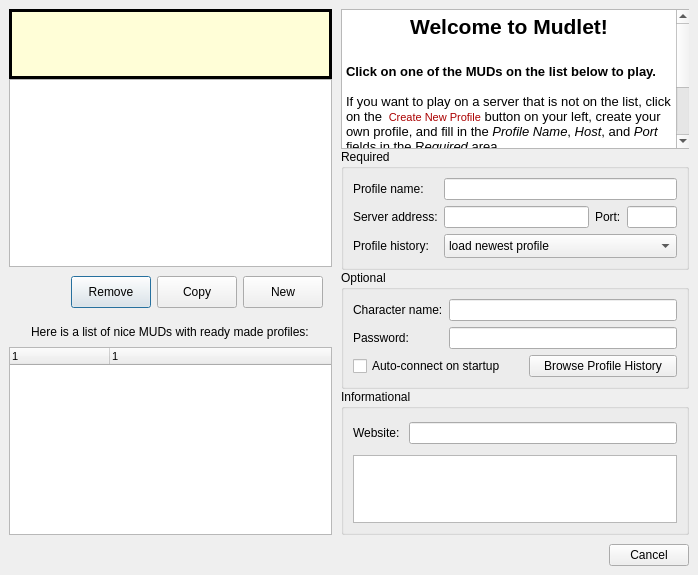
This is src/ui/connection_profiles.ui in Mudlet/Mudlet as Qt 5 draws it before an edit. The edited form follows.
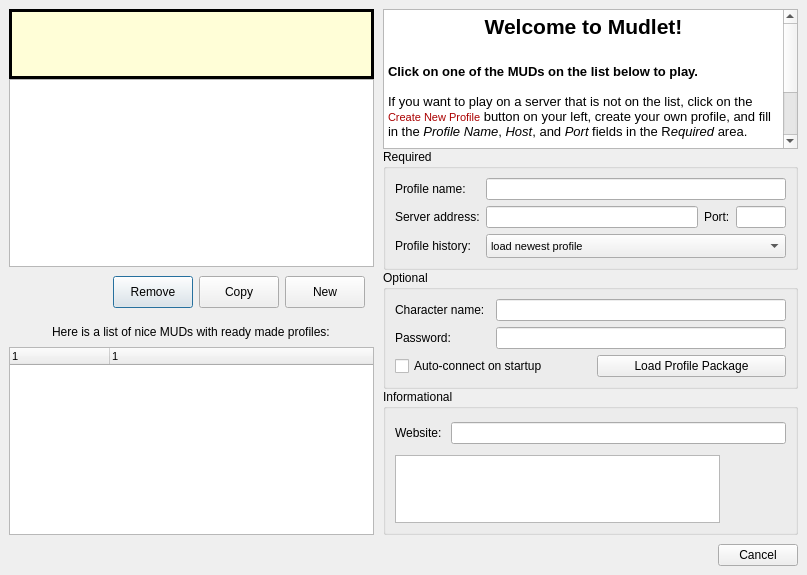
This is the edited form. Icons and pictures are not drawn.

Commit message: major features: user custom gui toolkit | profile history loading

Patch:
```diff
--- a/src/ui/connection_profiles.ui
+++ b/src/ui/connection_profiles.ui
@@ -1,11 +1,11 @@
 <ui version="4.0" >
  <class>profile_dialog</class>
- <widget class="QDialog" name="profile_dialog" >
-  <property name="geometry" >
+ <widget class="QDialog" name="profile_dialog">
+  <property name="geometry">
    <rect>
     <x>0</x>
     <y>0</y>
-    <width>698</width>
+    <width>807</width>
     <height>575</height>
    </rect>
   </property>
@@ -2332,22 +2332,22 @@
              <height>16777215</height>
             </size>
            </property>
-           <property name="html" >
-            <string>&lt;!DOCTYPE HTML PUBLIC "-//W3C//DTD HTML 4.0//EN" "http://www.w3.org/TR/REC-html40/strict.dtd">
-&lt;html>&lt;head>&lt;meta name="qrichtext" content="1" />&lt;style type="text/css">
+           <property name="html">
+            <string>&lt;!DOCTYPE HTML PUBLIC &quot;-//W3C//DTD HTML 4.0//EN&quot; &quot;http://www.w3.org/TR/REC-html40/strict.dtd&quot;&gt;
+&lt;html&gt;&lt;head&gt;&lt;meta name=&quot;qrichtext&quot; content=&quot;1&quot; /&gt;&lt;style type=&quot;text/css&quot;&gt;
 p, li { white-space: pre-wrap; }
-&lt;/style>&lt;/head>&lt;body style=" font-family:'DejaVu Sans'; font-size:9pt; font-weight:400; font-style:normal;">
-&lt;p align="center" style=" margin-top:0px; margin-bottom:0px; margin-left:0px; margin-right:0px; -qt-block-indent:0; text-indent:0px; font-family:'Sans'; font-size:8pt;">&lt;span style=" font-size:16pt; font-weight:600;">Welcome to Mudlet!&lt;/span>&lt;/p>
-&lt;p style="-qt-paragraph-type:empty; margin-top:0px; margin-bottom:0px; margin-left:0px; margin-right:0px; -qt-block-indent:0; text-indent:0px; font-family:'Sans'; font-size:16pt;">&lt;/p>
-&lt;p style=" margin-top:0px; margin-bottom:0px; margin-left:0px; margin-right:0px; -qt-block-indent:0; text-indent:0px; font-family:'Sans'; font-size:10pt;">&lt;span style=" font-weight:600;">Click on one of the MUDs on the list below to play.&lt;/span>&lt;/p>
-&lt;p align="center" style="-qt-paragraph-type:empty; margin-top:0px; margin-bottom:0px; margin-left:0px; margin-right:0px; -qt-block-indent:0; text-indent:0px; font-family:'Sans'; font-size:10pt;">&lt;/p>
-&lt;p style=" margin-top:0px; margin-bottom:0px; margin-left:0px; margin-right:0px; -qt-block-indent:0; text-indent:0px; font-family:'Sans'; font-size:10pt;">If you want to play on a server that is not on the list, click on the &lt;img src=":/icons/icons/list-add_small.png" />&lt;span style=" font-size:8pt; color:#aa0000;"> Create New Profile&lt;/span> button on your left, create your own profile, and fill in the &lt;span style=" font-style:italic;">Profile Name&lt;/span>, &lt;span style=" font-style:italic;">Host&lt;/span>, and &lt;span style=" font-style:italic;">Port&lt;/span> fields in the R&lt;span style=" font-style:italic;">equired &lt;/span>area. &lt;/p>
-&lt;p style="-qt-paragraph-type:empty; margin-top:0px; margin-bottom:0px; margin-left:0px; margin-right:0px; -qt-block-indent:0; text-indent:0px; font-family:'Sans'; font-size:10pt;">&lt;/p>
-&lt;p style=" margin-top:0px; margin-bottom:0px; margin-left:0px; margin-right:0px; -qt-block-indent:0; text-indent:0px; font-family:'Sans'; font-size:10pt;">&lt;span style=" font-weight:600;">After that, click Connect to play.&lt;/span>&lt;/p>
-&lt;p style="-qt-paragraph-type:empty; margin-top:0px; margin-bottom:0px; margin-left:0px; margin-right:0px; -qt-block-indent:0; text-indent:0px; font-family:'Sans'; font-size:10pt; font-weight:600;">&lt;/p>
-&lt;p style=" margin-top:0px; margin-bottom:0px; margin-left:0px; margin-right:0px; -qt-block-indent:0; text-indent:0px; font-family:'Sans'; font-size:10pt; font-weight:600;">&lt;span style=" font-weight:400;">Have fun!&lt;/span>&lt;/p>
-&lt;p style="-qt-paragraph-type:empty; margin-top:0px; margin-bottom:0px; margin-left:0px; margin-right:0px; -qt-block-indent:0; text-indent:0px; font-family:'Sans'; font-size:10pt; font-weight:600;">&lt;/p>
-&lt;p align="right" style=" margin-top:0px; margin-bottom:0px; margin-left:0px; margin-right:0px; -qt-block-indent:0; text-indent:0px; font-family:'Sans'; font-size:10pt; font-weight:600;">- The Mudlet Team&lt;/p>&lt;/body>&lt;/html></string>
+&lt;/style&gt;&lt;/head&gt;&lt;body style=&quot; font-family:'Sans Serif'; font-size:9pt; font-weight:400; font-style:normal;&quot;&gt;
+&lt;p align=&quot;center&quot; style=&quot; margin-top:0px; margin-bottom:0px; margin-left:0px; margin-right:0px; -qt-block-indent:0; text-indent:0px;&quot;&gt;&lt;span style=&quot; font-family:'Sans'; font-size:16pt; font-weight:600;&quot;&gt;Welcome to Mudlet!&lt;/span&gt;&lt;/p&gt;
+&lt;p style=&quot;-qt-paragraph-type:empty; margin-top:0px; margin-bottom:0px; margin-left:0px; margin-right:0px; -qt-block-indent:0; text-indent:0px; font-family:'Sans'; font-size:16pt;&quot;&gt;&lt;/p&gt;
+&lt;p style=&quot; margin-top:0px; margin-bottom:0px; margin-left:0px; margin-right:0px; -qt-block-indent:0; text-indent:0px;&quot;&gt;&lt;span style=&quot; font-family:'Sans'; font-size:10pt; font-weight:600;&quot;&gt;Click on one of the MUDs on the list below to play.&lt;/span&gt;&lt;/p&gt;
+&lt;p align=&quot;center&quot; style=&quot;-qt-paragraph-type:empty; margin-top:0px; margin-bottom:0px; margin-left:0px; margin-right:0px; -qt-block-indent:0; text-indent:0px; font-family:'Sans'; font-size:10pt;&quot;&gt;&lt;/p&gt;
+&lt;p style=&quot; margin-top:0px; margin-bottom:0px; margin-left:0px; margin-right:0px; -qt-block-indent:0; text-indent:0px;&quot;&gt;&lt;span style=&quot; font-family:'Sans'; font-size:10pt;&quot;&gt;If you want to play on a server that is not on the list, click on the &lt;/span&gt;&lt;img src=&quot;:/icons/icons/list-add_small.png&quot; /&gt;&lt;span style=&quot; font-family:'Sans'; font-size:8pt; color:#aa0000;&quot;&gt; Create New Profile&lt;/span&gt;&lt;span style=&quot; font-family:'Sans'; font-size:10pt;&quot;&gt; button on your left, create your own profile, and fill in the &lt;/span&gt;&lt;span style=&quot; font-family:'Sans'; font-size:10pt; font-style:italic;&quot;&gt;Profile Name&lt;/span&gt;&lt;span style=&quot; font-family:'Sans'; font-size:10pt;&quot;&gt;, &lt;/span&gt;&lt;span style=&quot; font-family:'Sans'; font-size:10pt; font-style:italic;&quot;&gt;Host&lt;/span&gt;&lt;span style=&quot; font-family:'Sans'; font-size:10pt;&quot;&gt;, and &lt;/span&gt;&lt;span style=&quot; font-family:'Sans'; font-size:10pt; font-style:italic;&quot;&gt;Port&lt;/span&gt;&lt;span style=&quot; font-family:'Sans'; font-size:10pt;&quot;&gt; fields in the R&lt;/span&gt;&lt;span style=&quot; font-family:'Sans'; font-size:10pt; font-style:italic;&quot;&gt;equired &lt;/span&gt;&lt;span style=&quot; font-family:'Sans'; font-size:10pt;&quot;&gt;area. &lt;/span&gt;&lt;/p&gt;
+&lt;p style=&quot;-qt-paragraph-type:empty; margin-top:0px; margin-bottom:0px; margin-left:0px; margin-right:0px; -qt-block-indent:0; text-indent:0px; font-family:'Sans'; font-size:10pt;&quot;&gt;&lt;/p&gt;
+&lt;p style=&quot; margin-top:0px; margin-bottom:0px; margin-left:0px; margin-right:0px; -qt-block-indent:0; text-indent:0px;&quot;&gt;&lt;span style=&quot; font-family:'Sans'; font-size:10pt; font-weight:600;&quot;&gt;After that, click Connect to play.&lt;/span&gt;&lt;/p&gt;
+&lt;p style=&quot;-qt-paragraph-type:empty; margin-top:0px; margin-bottom:0px; margin-left:0px; margin-right:0px; -qt-block-indent:0; text-indent:0px; font-family:'Sans'; font-size:10pt; font-weight:600;&quot;&gt;&lt;/p&gt;
+&lt;p style=&quot; margin-top:0px; margin-bottom:0px; margin-left:0px; margin-right:0px; -qt-block-indent:0; text-indent:0px;&quot;&gt;&lt;span style=&quot; font-family:'Sans'; font-size:10pt;&quot;&gt;Have fun!&lt;/span&gt;&lt;/p&gt;
+&lt;p style=&quot;-qt-paragraph-type:empty; margin-top:0px; margin-bottom:0px; margin-left:0px; margin-right:0px; -qt-block-indent:0; text-indent:0px; font-family:'Sans'; font-size:10pt; font-weight:600;&quot;&gt;&lt;/p&gt;
+&lt;p align=&quot;right&quot; style=&quot; margin-top:0px; margin-bottom:0px; margin-left:0px; margin-right:0px; -qt-block-indent:0; text-indent:0px;&quot;&gt;&lt;span style=&quot; font-family:'Sans'; font-size:10pt; font-weight:600;&quot;&gt;- The Mudlet Team&lt;/span&gt;&lt;/p&gt;&lt;/body&gt;&lt;/html&gt;</string>
            </property>
            <property name="openLinks" >
             <bool>false</bool>
@@ -2445,14 +2445,25 @@
               </property>
              </widget>
             </item>
-            <item row="3" column="1" colspan="3" >
-             <widget class="QComboBox" name="profile_history" >
-              <property name="minimumSize" >
+            <item row="3" column="1" colspan="3">
+             <widget class="QComboBox" name="profile_history">
+              <property name="sizePolicy">
+               <sizepolicy hsizetype="Expanding" vsizetype="Fixed">
+                <horstretch>0</horstretch>
+                <verstretch>0</verstretch>
+               </sizepolicy>
+              </property>
+              <property name="minimumSize">
                <size>
-                <width>0</width>
+                <width>300</width>
                 <height>24</height>
                </size>
               </property>
+              <property name="font">
+               <font>
+                <pointsize>8</pointsize>
+               </font>
+              </property>
               <item>
                <property name="text" >
                 <string>load newest profile</string>
@@ -2527,10 +2538,10 @@
               </property>
              </widget>
             </item>
-            <item row="2" column="2" colspan="2" >
-             <widget class="QPushButton" name="browseProfileHistoryButton" >
-              <property name="text" >
-               <string>Browse Profile History</string>
+            <item row="2" column="2" colspan="2">
+             <widget class="QPushButton" name="browseProfileHistoryButton">
+              <property name="text">
+               <string>Load Profile Package</string>
               </property>
               <property name="flat" >
                <bool>false</bool>
```
Left out of the diff: 1693 changed lines with no effect on the pictures. The commit also changes 26 other files.
